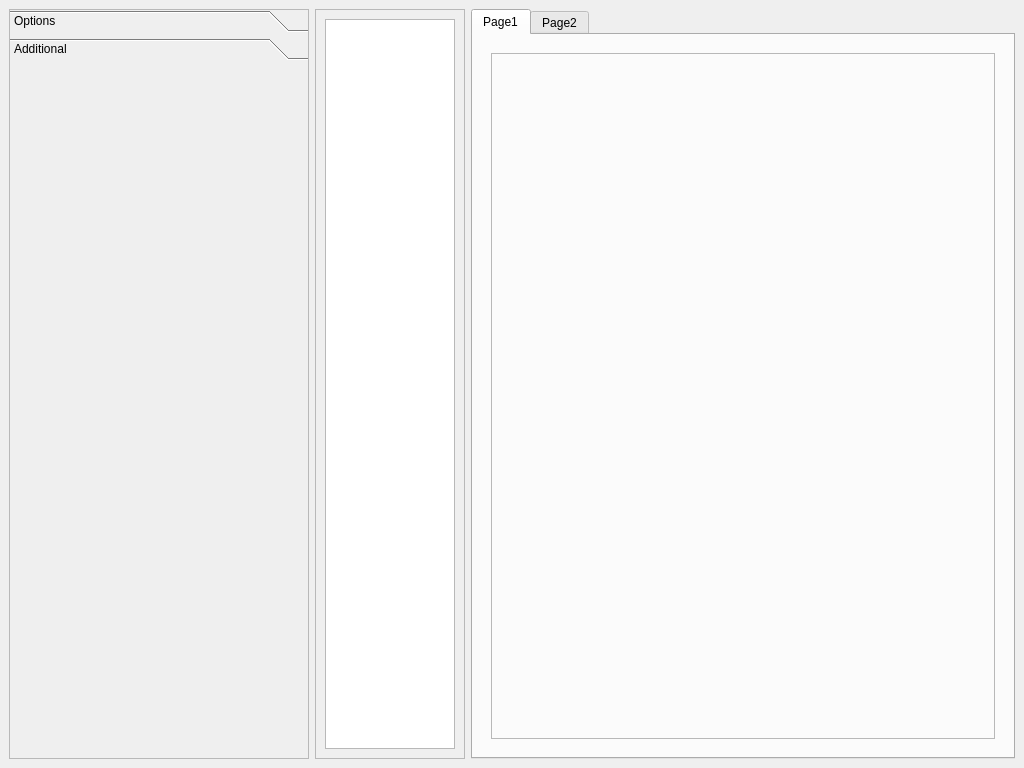
Before: the Qt Designer form SyncGraph.ui in salmanchik1/SyncGraph, drawn with Qt 5.
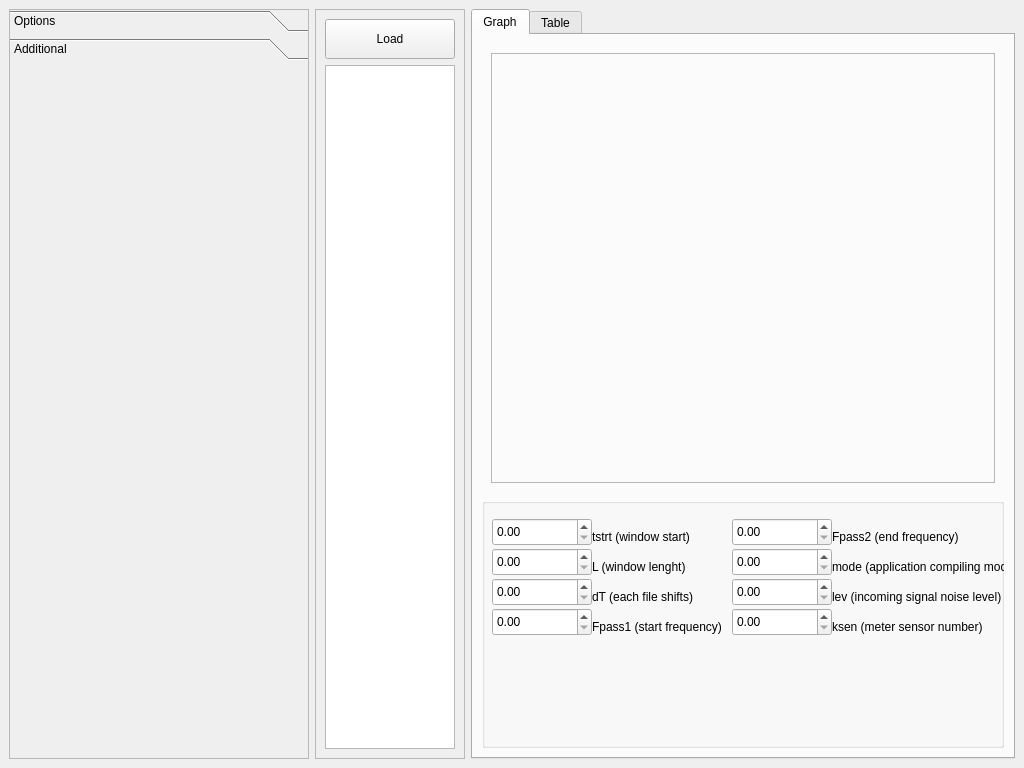
After: the same form once the commit is applied. The open tabs and pages were chosen to show the change.

Commit message: Initially added graphical elements for plots options

Patch:
```diff
--- a/SyncGraph.ui
+++ b/SyncGraph.ui
@@ -190,6 +190,19 @@
        <enum>QFrame::Raised</enum>
       </property>
       <layout class="QVBoxLayout" name="verticalLayout_2">
+       <item>
+        <widget class="QPushButton" name="loadButton">
+         <property name="minimumSize">
+          <size>
+           <width>0</width>
+           <height>40</height>
+          </size>
+         </property>
+         <property name="text">
+          <string>Load</string>
+         </property>
+        </widget>
+       </item>
        <item>
         <widget class="QListView" name="listView"/>
        </item>
@@ -203,7 +216,7 @@
       </property>
       <widget class="QWidget" name="tabViewPage1_2">
        <attribute name="title">
-        <string>Page1</string>
+        <string>Graph</string>
        </attribute>
        <layout class="QGridLayout" name="gridLayout">
         <item row="0" column="0">
@@ -222,11 +235,253 @@
           </layout>
          </widget>
         </item>
+        <item row="1" column="0">
+         <widget class="QGroupBox" name="graphOptionsGroupBox">
+          <property name="maximumSize">
+           <size>
+            <width>16777215</width>
+            <height>250</height>
+           </size>
+          </property>
+          <widget class="QLabel" name="label">
+           <property name="geometry">
+            <rect>
+             <x>110</x>
+             <y>30</y>
+             <width>101</width>
+             <height>17</height>
+            </rect>
+           </property>
+           <property name="text">
+            <string>tstrt (window start)</string>
+           </property>
+          </widget>
+          <widget class="QLabel" name="label_2">
+           <property name="geometry">
+            <rect>
+             <x>110</x>
+             <y>60</y>
+             <width>101</width>
+             <height>17</height>
+            </rect>
+           </property>
+           <property name="text">
+            <string>L (window lenght)</string>
+           </property>
+          </widget>
+          <widget class="QLabel" name="label_3">
+           <property name="geometry">
+            <rect>
+             <x>110</x>
+             <y>90</y>
+             <width>111</width>
+             <height>17</height>
+            </rect>
+           </property>
+           <property name="text">
+            <string>dT (each file shifts)</string>
+           </property>
+          </widget>
+          <widget class="QLabel" name="label_4">
+           <property name="geometry">
+            <rect>
+             <x>110</x>
+             <y>120</y>
+             <width>151</width>
+             <height>17</height>
+            </rect>
+           </property>
+           <property name="text">
+            <string>Fpass1 (start frequency)</string>
+           </property>
+          </widget>
+          <widget class="QLabel" name="label_5">
+           <property name="geometry">
+            <rect>
+             <x>350</x>
+             <y>30</y>
+             <width>131</width>
+             <height>17</height>
+            </rect>
+           </property>
+           <property name="text">
+            <string>Fpass2 (end frequency)</string>
+           </property>
+          </widget>
+          <widget class="QLabel" name="label_6">
+           <property name="geometry">
+            <rect>
+             <x>350</x>
+             <y>60</y>
+             <width>191</width>
+             <height>17</height>
+            </rect>
+           </property>
+           <property name="text">
+            <string>mode (application compiling mode)</string>
+           </property>
+          </widget>
+          <widget class="QLabel" name="label_7">
+           <property name="geometry">
+            <rect>
+             <x>350</x>
+             <y>90</y>
+             <width>181</width>
+             <height>17</height>
+            </rect>
+           </property>
+           <property name="text">
+            <string>lev (incoming signal noise level)</string>
+           </property>
+          </widget>
+          <widget class="QLabel" name="label_8">
+           <property name="geometry">
+            <rect>
+             <x>350</x>
+             <y>120</y>
+             <width>161</width>
+             <height>17</height>
+            </rect>
+           </property>
+           <property name="text">
+            <string>ksen (meter sensor number)</string>
+           </property>
+          </widget>
+          <widget class="QDoubleSpinBox" name="tstrtEdit">
+           <property name="geometry">
+            <rect>
+             <x>10</x>
+             <y>20</y>
+             <width>100</width>
+             <height>28</height>
+            </rect>
+           </property>
+           <property name="minimumSize">
+            <size>
+             <width>100</width>
+             <height>28</height>
+            </size>
+           </property>
+          </widget>
+          <widget class="QDoubleSpinBox" name="LEdit">
+           <property name="geometry">
+            <rect>
+             <x>10</x>
+             <y>50</y>
+             <width>100</width>
+             <height>28</height>
+            </rect>
+           </property>
+           <property name="minimumSize">
+            <size>
+             <width>100</width>
+             <height>28</height>
+            </size>
+           </property>
+          </widget>
+          <widget class="QDoubleSpinBox" name="dTEdit">
+           <property name="geometry">
+            <rect>
+             <x>10</x>
+             <y>80</y>
+             <width>100</width>
+             <height>28</height>
+            </rect>
+           </property>
+           <property name="minimumSize">
+            <size>
+             <width>100</width>
+             <height>28</height>
+            </size>
+           </property>
+          </widget>
+          <widget class="QDoubleSpinBox" name="Fpass1Edit">
+           <property name="geometry">
+            <rect>
+             <x>10</x>
+             <y>110</y>
+             <width>100</width>
+             <height>28</height>
+            </rect>
+           </property>
+           <property name="minimumSize">
+            <size>
+             <width>100</width>
+             <height>28</height>
+            </size>
+           </property>
+          </widget>
+          <widget class="QDoubleSpinBox" name="levEdit">
+           <property name="geometry">
+            <rect>
+             <x>250</x>
+             <y>80</y>
+             <width>100</width>
+             <height>28</height>
+            </rect>
+           </property>
+           <property name="minimumSize">
+            <size>
+             <width>100</width>
+             <height>28</height>
+            </size>
+           </property>
+          </widget>
+          <widget class="QDoubleSpinBox" name="ksenEdit">
+           <property name="geometry">
+            <rect>
+             <x>250</x>
+             <y>110</y>
+             <width>100</width>
+             <height>28</height>
+            </rect>
+           </property>
+           <property name="minimumSize">
+            <size>
+             <width>100</width>
+             <height>28</height>
+            </size>
+           </property>
+          </widget>
+          <widget class="QDoubleSpinBox" name="modeEdit">
+           <property name="geometry">
+            <rect>
+             <x>250</x>
+             <y>50</y>
+             <width>100</width>
+             <height>28</height>
+            </rect>
+           </property>
+           <property name="minimumSize">
+            <size>
+             <width>100</width>
+             <height>28</height>
+            </size>
+           </property>
+          </widget>
+          <widget class="QDoubleSpinBox" name="Fpass2Edit">
+           <property name="geometry">
+            <rect>
+             <x>250</x>
+             <y>20</y>
+             <width>100</width>
+             <height>28</height>
+            </rect>
+           </property>
+           <property name="minimumSize">
+            <size>
+             <width>100</width>
+             <height>28</height>
+            </size>
+           </property>
+          </widget>
+         </widget>
+        </item>
        </layout>
       </widget>
       <widget class="QWidget" name="tabViewPage2_2">
        <attribute name="title">
-        <string>Page2</string>
+        <string>Table</string>
        </attribute>
       </widget>
      </widget>
```
Left out of the diff: 12 changed lines with no effect on the pictures. The commit also changes 1 other file.
